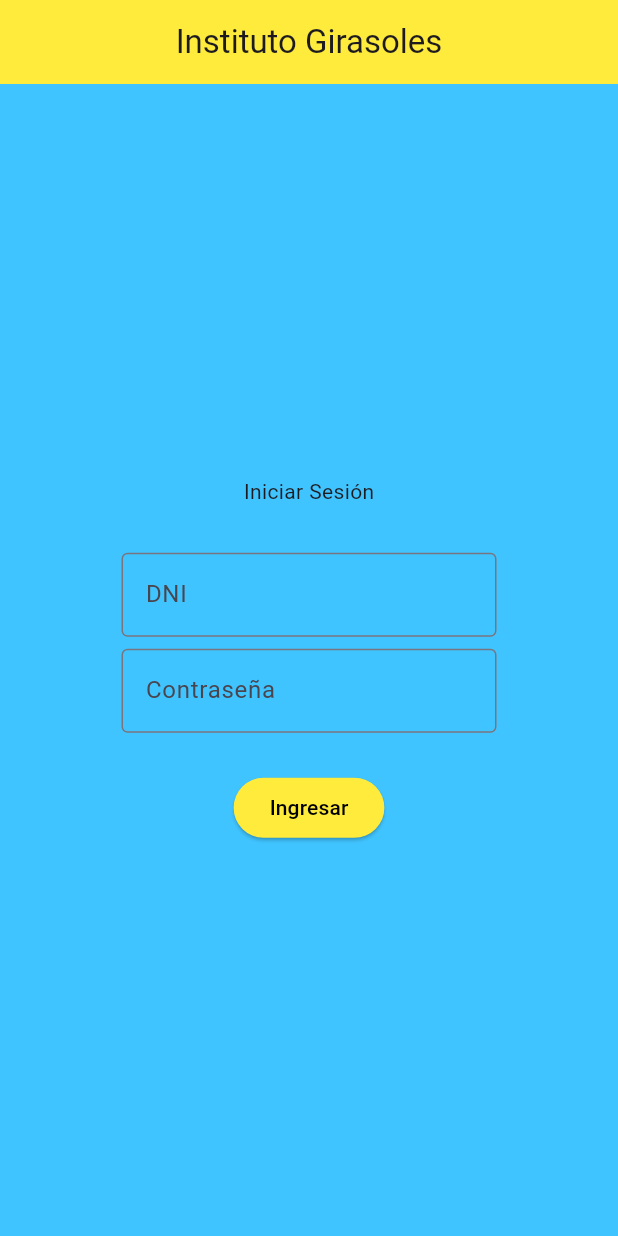
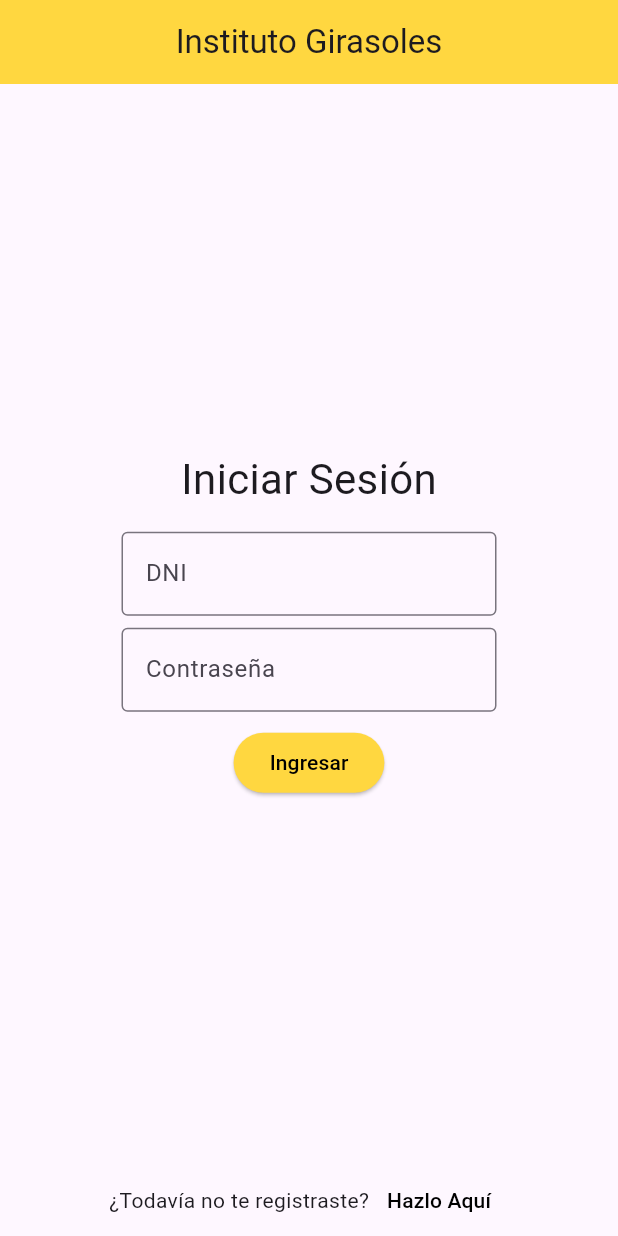
Before and after one commit to ValentinoPicco/alumnos-girasoles, a Flutter app: the screen it shows after launch, after a tap on "Ingresar", on a phone screen of 412 x 824 dp. Run offline on Flutter 3.47's test engine with Material 3 defaults, Android fonts, the phone set to English and light mode, and no system bars.

Commit message:
agregando cosas

```diff
--- a/alumnos_girasoles/lib/screens/login.dart
+++ b/alumnos_girasoles/lib/screens/login.dart
@@ -7,35 +7,60 @@ class LoginScreen extends StatelessWidget {
   @override
   Widget build(BuildContext context) {
     return Scaffold(
-      backgroundColor: Colors.lightBlueAccent,
       appBar: AppBar(
         title: const Text('Instituto Girasoles'),
         centerTitle: true,
-        backgroundColor: Colors.yellow,
+        backgroundColor: Colors.amberAccent,
       ),
       body: Center(
         child: Builder(
           builder: (context) {
             return Column(
+              mainAxisAlignment: MainAxisAlignment.spaceBetween,
+              children: [
+                Expanded(
+                  child: Column(
                     mainAxisAlignment: MainAxisAlignment.center,
-              spacing: 8.0,
+                    mainAxisSize: MainAxisSize.min,
                     children: [
-                const Text('Iniciar Sesión'),
+                      const Text(
+                        'Iniciar Sesión',
+                        style: TextStyle(fontSize: 28.0),
+                      ),
                       const SizedBox(height: 15),
                       const TextFieldDNI(),
+                      const SizedBox(height: 8),
                       const TextFieldPassword(),
                       const SizedBox(height: 10),
                       ElevatedButton(
                         style: ElevatedButton.styleFrom(
-                    backgroundColor: Colors.yellow,
+                          backgroundColor: Colors.amberAccent,
                         ),
                         onPressed: () {
-                    print('Click!');
+                          print('Ingresando');
                         },
                         child: const Text(
                           'Ingresar',
                           style: TextStyle(color: Colors.black),
                         ),
+                      ),
+                    ],
+                  ),
+                ),
+                Row(
+                  mainAxisAlignment: MainAxisAlignment.center,
+                  children: [
+                    const Text('¿Todavía no te registraste?'),
+                    TextButton(
+                      onPressed: () {
+                        print('Ir a registrarse');
+                      },
+                      child: const Text(
+                        'Hazlo Aquí',
+                        style: TextStyle(color: Colors.black),
+                      ),
+                    ),
+                  ],
                 ),
               ],
             );
```
Lines whose indentation alone changed are shown as unchanged.
